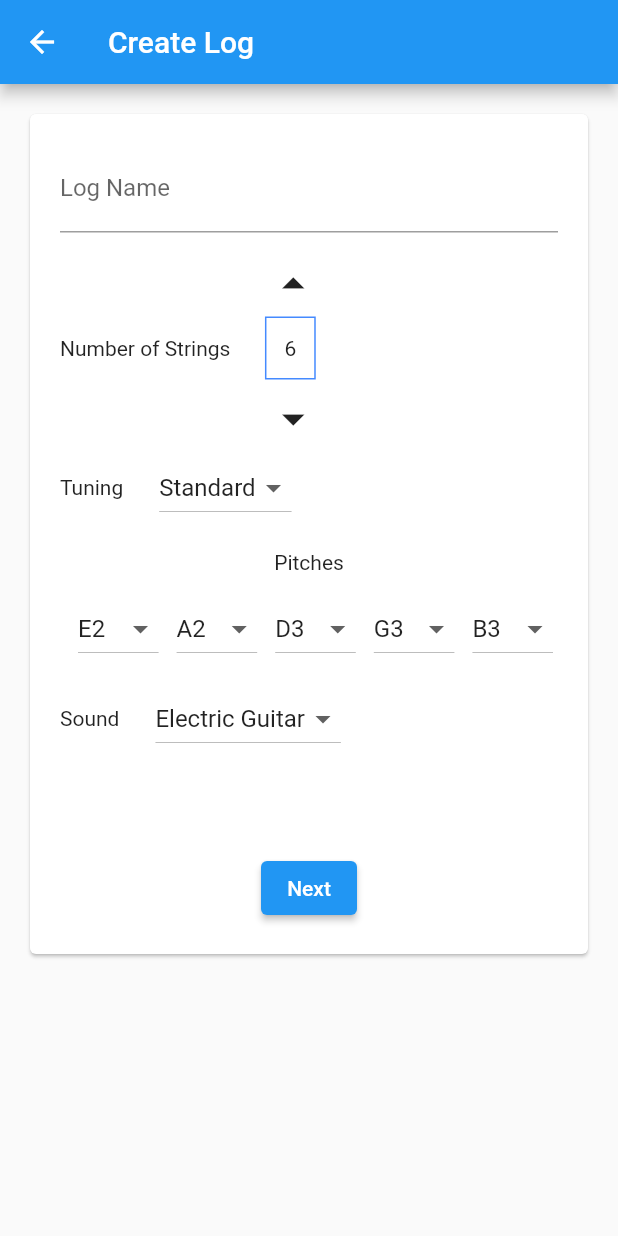
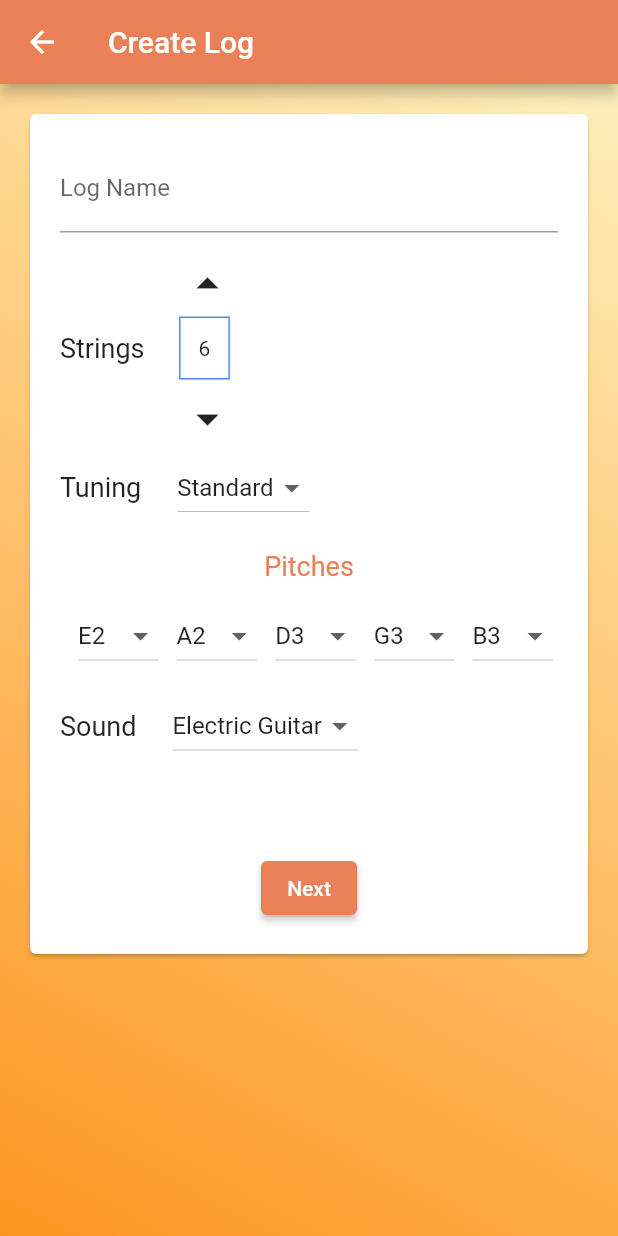
Before and after one commit to aryanakr/chords_catalog, a Flutter app: the screen it shows after launch, after a tap on "New Log", on a phone screen of 412 x 824 dp. Run offline on Flutter 3.47's test engine with Material 2 defaults, Android fonts, the phone set to English and light mode, and no system bars; our stand-ins replace csv; missing offline and left inert: dart:ffi.

Commit message:
theme updates

```diff
--- a/lib/components/tuning_picker.dart
+++ b/lib/components/tuning_picker.dart
@@ -1,5 +1,6 @@
 import 'package:chords_catalog/models/instrument.dart';
 import 'package:chords_catalog/models/note.dart';
+import 'package:chords_catalog/theme/chord_log_colors.dart';
 import 'package:flutter/material.dart';
 
 class TuningPicker extends StatefulWidget {
@@ -44,7 +45,7 @@ class _TuningPickerState extends State<TuningPicker> {
       children: [
         Row(
           children: [
-            const Text('Tuning'),
+            const Text('Tuning', style: TextStyle(fontSize: 18)),
             const SizedBox(
               width: 24,
             ),
@@ -73,7 +74,7 @@ class _TuningPickerState extends State<TuningPicker> {
         const SizedBox(
           height: 18,
         ),
-        const Text('Pitches'),
+        const Text('Pitches', style: TextStyle(fontSize: 18, color: ChordLogColors.primary)),
         SingleChildScrollView(
           scrollDirection: Axis.horizontal,
           padding: const EdgeInsets.all(12),
--- a/lib/main.dart
+++ b/lib/main.dart
@@ -6,6 +6,7 @@ import 'package:chords_catalog/screens/create_log_screen.dart';
 import 'package:chords_catalog/screens/dashboard_screen.dart';
 import 'package:chords_catalog/screens/home_screen.dart';
 import 'package:chords_catalog/screens/scale_configuration_screen.dart';
+import 'package:chords_catalog/theme/chord_log_colors.dart';
 import 'package:flutter/material.dart';
 import 'package:provider/provider.dart';
 
@@ -26,9 +27,11 @@ class MyApp extends StatelessWidget {
       child: MaterialApp(
         title: 'Flutter Demo',
         theme: ThemeData(
-          primarySwatch: Colors.blue,
+          colorScheme: ColorScheme.fromSwatch(
+            primarySwatch: ChordLogColors.materialPrimary
+          ).copyWith(secondary:  ChordLogColors.secondary),
         ),
-        home: HomeScreen(),
+        home: const HomeScreen(),
         routes: {
           HomeScreen.routeName: (ctx) => const HomeScreen(),
           CreateLogScreen.routeName: (ctx) => const CreateLogScreen(),
--- a/lib/screens/create_log_screen.dart
+++ b/lib/screens/create_log_screen.dart
@@ -4,6 +4,8 @@ import 'package:chords_catalog/screens/scale_configuration_screen.dart';
 import 'package:chords_catalog/widgets/instrument_configuration_widget.dart';
 import 'package:flutter/material.dart';
 import 'package:provider/provider.dart';
+
+import '../theme/chord_log_colors.dart';
 
 class CreateLogScreen extends StatelessWidget {
   static const routeName = '/create-log';
@@ -23,9 +25,13 @@ class CreateLogScreen extends StatelessWidget {
 
     return Scaffold(
       appBar: AppBar(title: const Text('Create Log'),),
-      body: SingleChildScrollView(
+      body: Container(
+        height: MediaQuery.of(context).size.height,
+        decoration: const BoxDecoration(
+                  gradient: ChordLogColors.backGroundGradient),
+        child: SingleChildScrollView(
           scrollDirection: Axis.vertical,
-        child: SizedBox(
+          child: Container(
             height: 600,
             width: MediaQuery.of(context).size.width,
             child: Center(
@@ -38,6 +44,7 @@ class CreateLogScreen extends StatelessWidget {
             ),
           ),
         ),
+      ),
     );
   }
 }
--- a/lib/screens/home_screen.dart
+++ b/lib/screens/home_screen.dart
@@ -1,4 +1,5 @@
 import 'package:chords_catalog/screens/create_log_screen.dart';
+import 'package:chords_catalog/theme/chord_log_colors.dart';
 import 'package:flutter/material.dart';
 
 class HomeScreen extends StatelessWidget {
@@ -8,21 +9,34 @@ class HomeScreen extends StatelessWidget {
 
   @override
   Widget build(BuildContext context) {
-
     final screenSize = MediaQuery.of(context).size;
     return Scaffold(
       appBar: AppBar(
-        title: Text('My chords Log'),
+        title: const Text('Chord Logs'),
       ),
-      body: Center(
-        child: Container(
-          width: screenSize.width / 4 * 3,
-          height: screenSize.height / 3 * 1,
-          child: Card(
+      body: Container(
+        decoration: const BoxDecoration(
+                gradient: ChordLogColors.backGroundGradient),
+        child: Center(
           child: Column(
             children: [
+              const SizedBox(height: 32),
+              const Text("Chord Logs", style: TextStyle(fontSize: 64, fontFamily: 'GreatVibes' )),
+              const SizedBox(height: 12,),
+              Container(margin: const EdgeInsets.symmetric(horizontal: 18), child: const Text("Helps you with get more familiar with your guitar", style: TextStyle(fontSize: 22), textAlign: TextAlign.center)),
+              const SizedBox(height: 28,),
+              SizedBox(
+                width: screenSize.width / 4 * 3,
+                height: screenSize.height / 2 * 1,
+                child: Card(
+                  elevation: 8,
+                  child: Container(
+                    margin: const EdgeInsets.all(18),
+                    child: Column(
+                      crossAxisAlignment: CrossAxisAlignment.stretch,
+                      children: [
                         ElevatedButton(
-                  child: Text('New Log'),
+                          child: const Text('New Log'),
                           onPressed: () {
                             Navigator.of(context).pushNamed(CreateLogScreen.routeName);
                           },
@@ -32,6 +46,10 @@ class HomeScreen extends StatelessWidget {
                   ),
                 ),
               ),
+            ],
+          ),
+        ),
+      ),
     );
   }
 }
--- /dev/null
+++ b/lib/theme/chord_log_colors.dart
@@ -0,0 +1,47 @@
+import 'package:flutter/cupertino.dart';
+import 'package:flutter/material.dart';
+
+
+
+class ChordLogColors {
+  static const primary = Color(0xFFEA8058);
+  static const secondary = Color(0xFFFFEFBB);
+
+  static const Map<int, Color> _primaryMap = {
+    50:Color.fromRGBO(234, 128, 88, 0.1),
+    100:Color.fromRGBO(234, 128, 88, 0.2),
+    200:Color.fromRGBO(234, 128, 88, 0.3),
+    300:Color.fromRGBO(234, 128, 88, 0.4),
+    400:Color.fromRGBO(234, 128, 88, 0.5),
+    500:Color.fromRGBO(234, 128, 88, 0.6),
+    600:Color.fromRGBO(234, 128, 88, 0.7),
+    700:Color.fromRGBO(234, 128, 88, 0.8),
+    800:Color.fromRGBO(234, 128, 88, 0.9),
+    900:Color.fromRGBO(234, 128, 88, 1),
+  };
+
+  static const Map<int, Color> _secondaryMap = {
+    50:Color.fromRGBO(255, 239, 187, 0.1),
+    100:Color.fromRGBO(255, 239, 187, 0.2),
+    200:Color.fromRGBO(255, 239, 187, 0.3),
+    300:Color.fromRGBO(255, 239, 187, 0.4),
+    400:Color.fromRGBO(255, 239, 187, 0.5),
+    500:Color.fromRGBO(255, 239, 187, 0.6),
+    600:Color.fromRGBO(255, 239, 187, 0.7),
+    700:Color.fromRGBO(255, 239, 187, 0.8),
+    800:Color.fromRGBO(255, 239, 187, 0.9),
+    900:Color.fromRGBO(255, 239, 187, 1),
+  };
+
+  static const materialPrimary = MaterialColor(0xFFEA8058, _primaryMap);
+  static const materialSecondary = MaterialColor(0xFFFFEFBB, _secondaryMap);
+
+  static const backGroundGradient = LinearGradient(
+              begin: Alignment.topRight,
+              end: Alignment.bottomLeft,
+              colors: [
+                secondary,
+                Color.fromARGB(255, 253, 150, 33),
+              ],
+            );
+}
--- a/lib/widgets/instrument_configuration_widget.dart
+++ b/lib/widgets/instrument_configuration_widget.dart
@@ -81,12 +81,12 @@ class _InstrumentConfigurationWidgetState extends State<InstrumentConfigurationW
               ),
           const SizedBox(height: 8,),
           Row(children: [
-            const Text('Number of Strings'),
+            const Text('Strings', style: TextStyle(fontSize: 18),),
             NumberPicker(value: stringsNumber, update: _setStringNumber, min: 1)
           ],),
           TuningPicker(numStrings: stringsNumber, update: _setTuning, currentTuningPitches: tuning, tuningName: tuningName),
           Row(children: [
-            const Text('Sound'),
+            const Text('Sound', style: TextStyle(fontSize: 18)),
             const SizedBox(width: 24,),
             DropdownButton(items: [
               for (InstrumentSound sound in InstrumentSound.DefaultSounds)
--- a/lib/widgets/scale_interval_creator_widget.dart
+++ b/lib/widgets/scale_interval_creator_widget.dart
@@ -37,7 +37,7 @@ class _ScaleIntervalCreatorWidgetState extends State<ScaleIntervalCreatorWidget>
           SizedBox(height: 8,)
           ,
           SizedBox(
-            height: 130,
+            height: MediaQuery.of(context).size.width * 3 / 10,
             width: MediaQuery.of(context).size.width,
             child: GridView.count(
               padding: EdgeInsets.all(10),
--- a/pubspec.yaml
+++ b/pubspec.yaml
@@ -83,6 +83,12 @@ flutter:
   # "family" key with the font family name, and a "fonts" key with a
   # list giving the asset and other descriptors for the font. For
   # example:
+
+  fonts:
+    - family: GreatVibes
+      fonts:
+        - asset: fonts/GreatVibes-Regular.ttf
+          weight: 400
   # fonts:
   #   - family: Schyler
   #     fonts:
```
Also changed, not shown: fonts/GreatVibes-Regular.ttf (added). Lines whose indentation alone changed are shown as unchanged.
